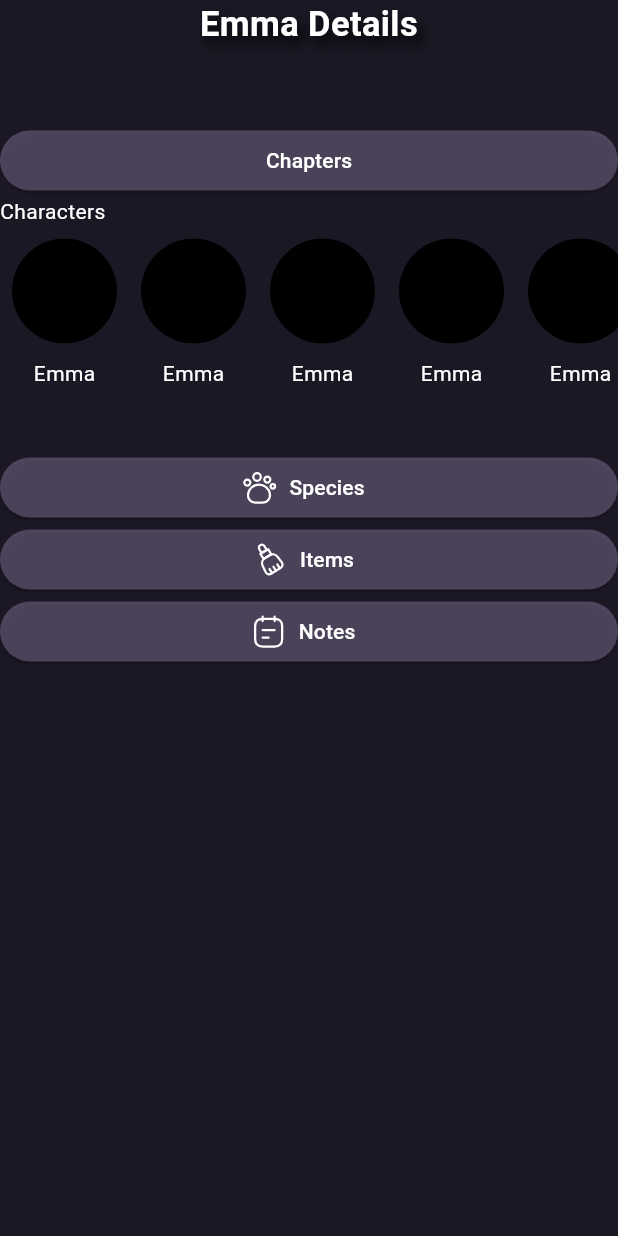
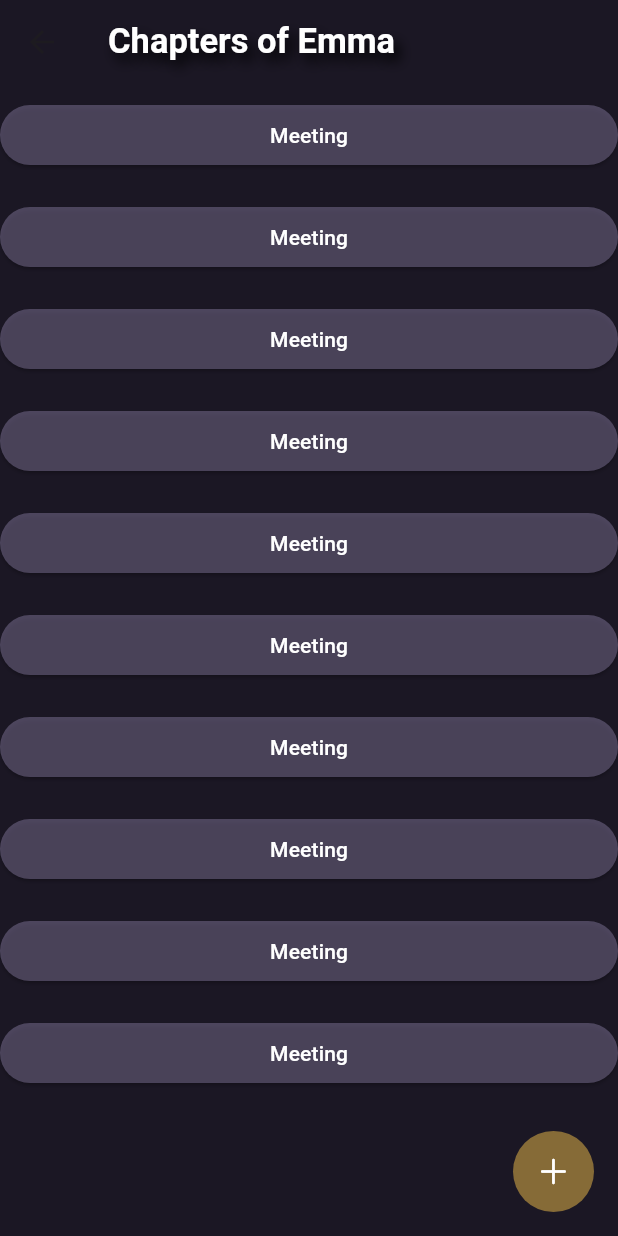
Before and after one commit to Afthonia/writable_fl, a Flutter app: the StoryDesignScreen screen opened directly, after a tap on "Chapters", on a phone screen of 412 x 824 dp. Run offline on Flutter 3.47's test engine with Material 3 defaults, Android fonts, the light colour scheme and no system bars; our stand-ins replace flutter_svg, get, google_fonts; Roboto replaces fonts that are missing (Inika).

Commit message:
chapters screen is added

```diff
--- /dev/null
+++ b/lib/screens/chapters_screen.dart
@@ -0,0 +1,41 @@
+import 'package:flutter/cupertino.dart';
+import 'package:flutter/material.dart';
+import 'package:writable_fl/utils/style_constants.dart';
+import 'package:writable_fl/utils/theme_constants.dart';
+import 'package:writable_fl/widgets/fancy_title.dart';
+import 'package:writable_fl/widgets/story_design_button.dart';
+
+class ChaptersScreen extends StatelessWidget {
+  const ChaptersScreen({super.key});
+
+  @override
+  Widget build(BuildContext context) {
+    return Scaffold(
+      appBar: AppBar(
+        title: const FancyTitle(
+          content: "Chapters of Emma",
+          fontSize: 23.0,
+
+        ),
+
+      ),
+      body: ListView.builder(
+        itemCount: 10,
+        itemBuilder: (context, index) => StoryDesignButton(
+          onTap: () {},
+          content: "Meeting",
+        ),
+      ),
+      floatingActionButton: IconButton.filled(
+        padding: EdgeInsets.all(StyleConstants.mediumPadding),
+        style: IconButton.styleFrom(
+          backgroundColor: ThemeConstants.activeColor,
+        ),
+        onPressed: () {},
+        icon: const Icon(
+          CupertinoIcons.add,
+        ),
+      ),
+    );
+  }
+}
--- a/lib/screens/login_screen.dart
+++ b/lib/screens/login_screen.dart
@@ -47,8 +47,11 @@ class LoginScreen extends StatelessWidget {
                 ),
                 child: ListView(
                   children: [
-                    const FancyTitle(
-                      content: "WELCOME BACK",
+                    const Padding(
+                      padding: EdgeInsets.only(bottom: 50.0),
+                      child: FancyTitle(
+                        content: "WELCOME BACK",
+                      ),
                     ),
                     FancyTextField(
                       controller: controller.emailController,
--- a/lib/screens/profile.dart
+++ b/lib/screens/profile.dart
@@ -116,7 +116,7 @@ class Profile extends StatelessWidget {
           FilledButton(
             onPressed: () {},
             child: const Text(
-              "Create A New Adevnture!",
+              "Create A New Adventure!",
             ),
           ),
           GestureDetector(
--- a/lib/screens/story_design_screen.dart
+++ b/lib/screens/story_design_screen.dart
@@ -1,6 +1,8 @@
 import 'package:flutter/cupertino.dart';
 import 'package:flutter/material.dart';
 import 'package:flutter_svg/svg.dart';
+import 'package:get/get.dart';
+import 'package:writable_fl/screens/chapters_screen.dart';
 import 'package:writable_fl/utils/style_constants.dart';
 import 'package:writable_fl/utils/theme_constants.dart';
 import 'package:writable_fl/widgets/character_avatar.dart';
@@ -21,7 +23,7 @@ class StoryDesignScreen extends StatelessWidget {
           ),
           StoryDesignButton(
             content: "Chapters",
-            onTap: () {},
+            onTap: () => Get.to(const ChaptersScreen()),
           ),
           const Text("Characters"),
           SizedBox(
--- a/lib/utils/style_constants.dart
+++ b/lib/utils/style_constants.dart
@@ -2,6 +2,7 @@ class StyleConstants {
   static double smallRadius = 7.0;
   static double bigRadius = 60.0;
   static double smallPadding = 10.0;
+  static double mediumPadding = 15.0;
   static double bigPadding = 20.0;
 
   static double screenTitleSize = 23.0;
--- a/lib/widgets/fancy_title.dart
+++ b/lib/widgets/fancy_title.dart
@@ -8,9 +8,7 @@ class FancyTitle extends StatelessWidget {
 
   @override
   Widget build(BuildContext context) {
-    return Padding(
-      padding: const EdgeInsets.only(bottom: 50.0),
-      child: Text(
+    return Text(
       content,
       textAlign: TextAlign.center,
       softWrap: true,
@@ -23,7 +21,6 @@ class FancyTitle extends StatelessWidget {
               color: Colors.black, blurRadius: 10.0, offset: Offset(4.0, 5.0))
         ],
       ),
-      ),
     );
   }
 }
--- a/lib/widgets/story_design_button.dart
+++ b/lib/widgets/story_design_button.dart
@@ -1,4 +1,5 @@
 import 'package:flutter/material.dart';
+import 'package:writable_fl/utils/style_constants.dart';
 import 'package:writable_fl/utils/theme_constants.dart';
 
 class StoryDesignButton extends StatelessWidget {
@@ -12,7 +13,9 @@ class StoryDesignButton extends StatelessWidget {
   @override
   Widget build(BuildContext context) {
     return icon != null
-        ? ElevatedButton.icon(
+        ? Padding(
+            padding: EdgeInsets.symmetric(vertical: StyleConstants.smallPadding),
+            child: ElevatedButton.icon(
               style: ElevatedButton.styleFrom(
                 backgroundColor: ThemeConstants.thirdColor.withOpacity(0.4),
               ),
@@ -24,15 +27,20 @@ class StoryDesignButton extends StatelessWidget {
                   color: ThemeConstants.activeTextColor,
                 ),
               ),
+            ),
           )
-        : ElevatedButton(
+        : Padding(
+            padding: EdgeInsets.symmetric(vertical: StyleConstants.smallPadding),
+            child: ElevatedButton(
               style: ElevatedButton.styleFrom(
                 backgroundColor: ThemeConstants.thirdColor.withOpacity(0.4),
               ),
               onPressed: onTap,
-            child: Text(content,
+              child: Text(
+                content,
                 style: TextStyle(
                   color: ThemeConstants.activeTextColor,
+                ),
               ),
             ),
           );
```
Lines whose indentation alone changed are shown as unchanged.
